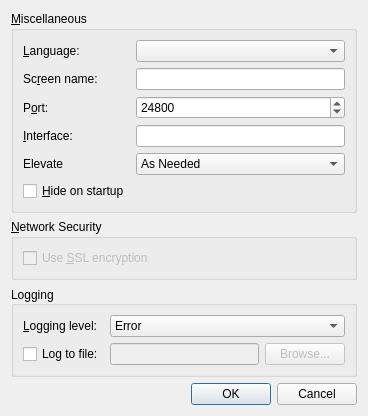
This is src/gui/src/SettingsDialogBase.ui in deskflow/deskflow as Qt 5 draws it before an edit. The edited form follows.
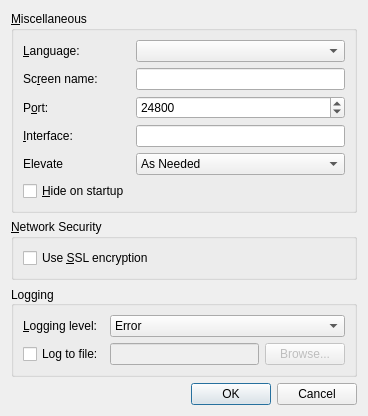
This is the edited form.

```diff
--- a/src/gui/src/SettingsDialogBase.ui
+++ b/src/gui/src/SettingsDialogBase.ui
@@ -176,9 +176,6 @@
       </property>
       <item row="0" column="0">
        <widget class="QCheckBox" name="m_pCheckBoxEnableCrypto">
-        <property name="enabled">
-         <bool>false</bool>
-        </property>
         <property name="text">
          <string>Use &amp;SSL encryption</string>
         </property>
```
